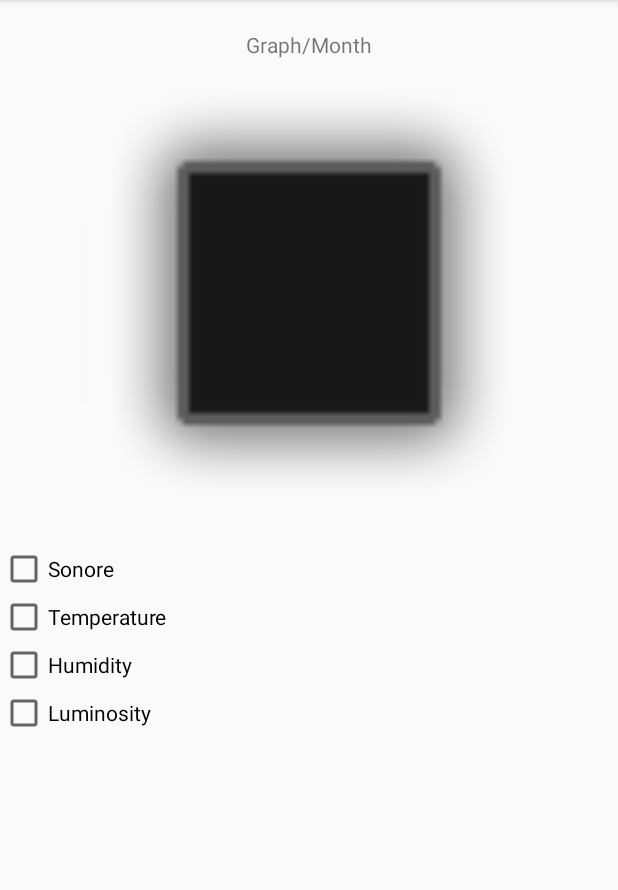
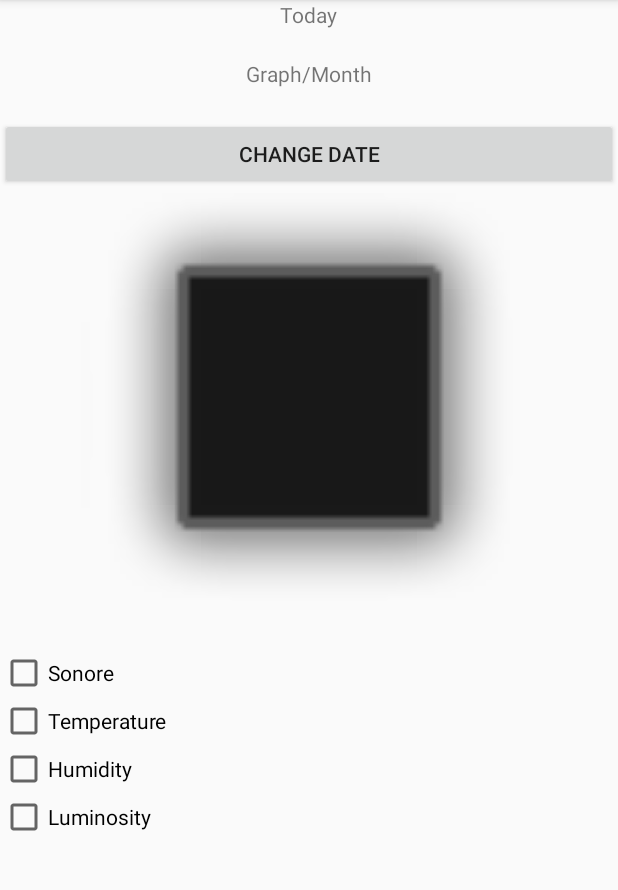
Before and after one commit to mathieuHa/pst3oeildtreapp, an Android app: the fragment FragMonth shown on its own in the app's theme, on a phone screen of 412 x 824 dp, the part 84-974 px from its top. Run offline under Robolectric (Android 15) with nearby library versions, the light colour scheme and no system bars; our stand-ins replace Picasso; pictures from the network do not load.

Commit message:
Petit maj

```diff
--- a/app/src/main/java/oeildtre/esiea/fr/oeildtreapp/FragDay.java
+++ b/app/src/main/java/oeildtre/esiea/fr/oeildtreapp/FragDay.java
@@ -70,8 +70,8 @@ public class FragDay extends Fragment {
                     try {
                         if (i>list_data.length()) graph += ",0";
                         else {
-                            if(i==0) graph = String.valueOf(list_data.getJSONObject(i).getInt("value")*3.3+15);
-                            else graph += ","+String.valueOf(list_data.getJSONObject(i).getInt("value")*3.3+15);
+                            if(i==0) graph = String.valueOf(list_data.getJSONObject(i).getInt("value"));
+                            else graph += ","+String.valueOf(list_data.getJSONObject(i).getInt("value"));
                         }
                     } catch (JSONException e) {
                         e.printStackTrace();
@@ -83,7 +83,7 @@ public class FragDay extends Fragment {
                         //"http://chart.apis.google.com/chart?cht=lc&chs=300x150" +
                               //  "&chd=t:"+graph+"&chl=time").into(img);
                 "http://chart.apis.google.com/chart?cht=lc&chxt=x,x,y&chxl=1:||Temps||0:|0h|6h|12h|18h|24h&chd=t:"+
-                        graph+"&chxr=2,-10,30&chs=400x150&chco=FF0000&chg=25,33,1,5"/*&chxs=0,0000dd,10|1,0000dd,12,0"*/).into(img);
+                        graph+"&chs=400x150&chco=FF0000&chg=25,33,1,5"/*&chxs=0,0000dd,10|1,0000dd,12,0"*/).into(img);
             }
         }
     }
--- a/app/src/main/java/oeildtre/esiea/fr/oeildtreapp/FragYear.java
+++ b/app/src/main/java/oeildtre/esiea/fr/oeildtreapp/FragYear.java
@@ -55,8 +55,8 @@ public class FragYear extends Fragment {
                 Log.d("FY.UData", list_data.toString());
                 for(int i = 0; i<list_data.length();i++){
                     try {
-                        if(i==0)graph = String.valueOf(list_data.getJSONObject(i).getInt("value")*3.3+15);
-                        else graph = graph+","+String.valueOf(list_data.getJSONObject(i).getInt("value")*3.3+15);
+                        if(i==0)graph = String.valueOf(list_data.getJSONObject(i).getInt("value"));
+                        else graph = graph+","+String.valueOf(list_data.getJSONObject(i).getInt("value"));
                     } catch (JSONException e) {
                         e.printStackTrace();
                     }
--- a/app/src/main/res/layout/graphe_month.xml
+++ b/app/src/main/res/layout/graphe_month.xml
@@ -7,12 +7,32 @@
 
 
     <TextView
+        android:id="@+id/date"
+        android:layout_width="wrap_content"
+        android:layout_height="wrap_content"
+        android:layout_gravity="center"
+        android:text="Today" />
+
+    <TextView
         android:id="@+id/textView2"
         android:layout_width="wrap_content"
         android:layout_height="wrap_content"
         android:layout_gravity="center"
         android:layout_margin="20dp"
         android:text="Graph/Month" />
+
+    <LinearLayout
+        android:layout_width="match_parent"
+        android:layout_height="50dp"
+        android:orientation="vertical"
+        android:weightSum="1">
+
+        <Button
+            android:id="@+id/bdate"
+            android:layout_width="match_parent"
+            android:layout_height="wrap_content"
+            android:text="Change date" />
+    </LinearLayout>
 
     <LinearLayout
         android:layout_width="match_parent"
```
Also changed, not shown: app/src/main/java/oeildtre/esiea/fr/oeildtreapp/FragMonth.java (+51 -20 lines).
